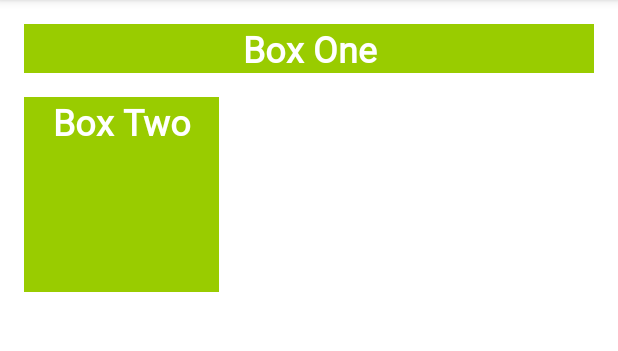
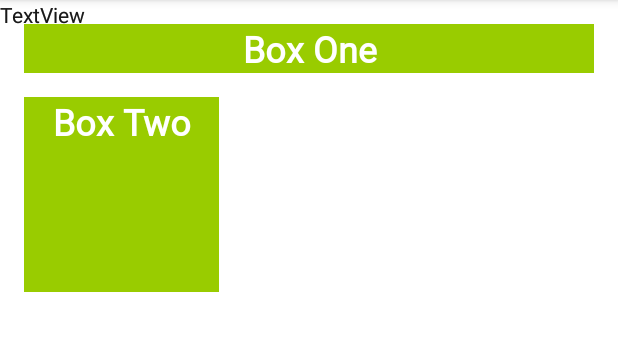
Before and after one commit to t179a/ColorMyViews, an Android app: the screen it shows after launch (MainActivity), on a phone screen of 412 x 824 dp, the part 84-435 px from its top. Run offline under Robolectric (Android 15) with nearby library versions, the phone set to English and light mode, and no system bars.

Commit message:
add the string resources for the names of the new text views.

```diff
--- a/app/src/main/res/layout/activity_main.xml
+++ b/app/src/main/res/layout/activity_main.xml
@@ -30,4 +30,28 @@
         app:layout_constraintStart_toStartOf="parent"
         app:layout_constraintTop_toBottomOf="@+id/box_one_text" />
 
+    <TextView
+        android:id="@+id/textView2"
+        android:layout_width="wrap_content"
+        android:layout_height="wrap_content"
+        android:text="TextView"
+        tools:layout_editor_absoluteX="249dp"
+        tools:layout_editor_absoluteY="70dp" />
+
+    <TextView
+        android:id="@+id/textView3"
+        android:layout_width="wrap_content"
+        android:layout_height="wrap_content"
+        android:text="TextView"
+        tools:layout_editor_absoluteX="249dp"
+        tools:layout_editor_absoluteY="131dp" />
+
+    <TextView
+        android:id="@+id/textView4"
+        android:layout_width="wrap_content"
+        android:layout_height="wrap_content"
+        android:text="TextView"
+        tools:layout_editor_absoluteX="248dp"
+        tools:layout_editor_absoluteY="243dp" />
+
 </androidx.constraintlayout.widget.ConstraintLayout>
--- a/app/src/main/res/values/strings.xml
+++ b/app/src/main/res/values/strings.xml
@@ -2,4 +2,7 @@
     <string name="app_name">ColorMyViews</string>
     <string name="box_one">Box One</string>
     <string name="box_two">Box Two</string>
+    <string name="box_three">Box Three</string>
+    <string name="box_four">Box Four</string>
+    <string name="box_five">Box Five</string>
 </resources>
```
